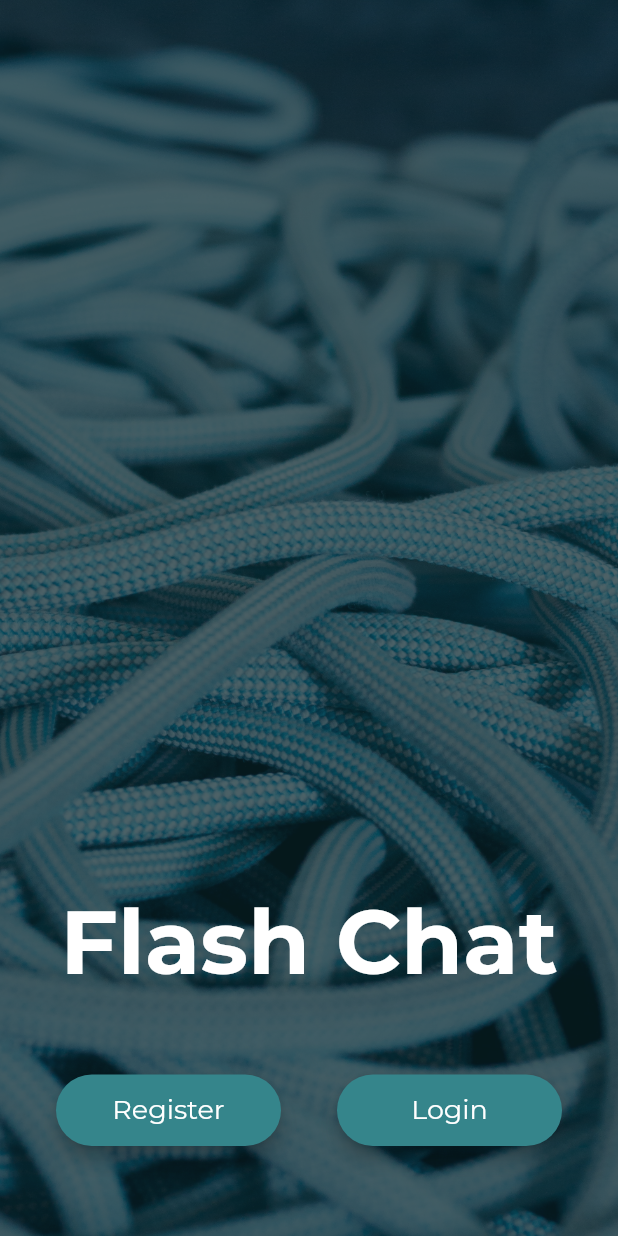
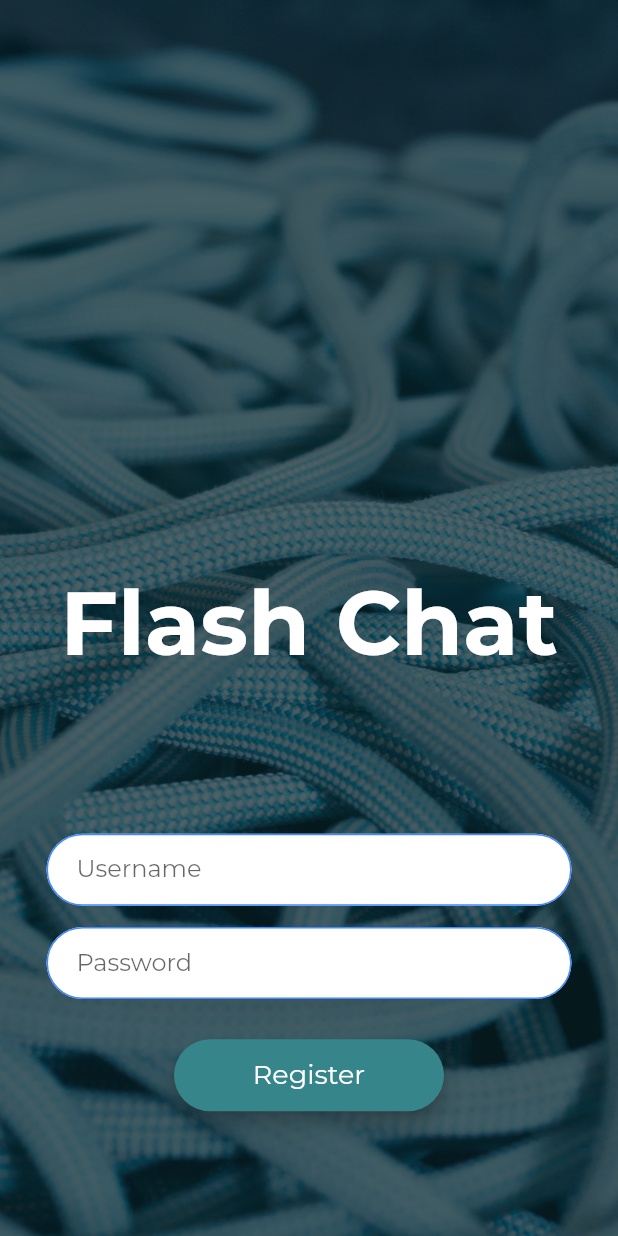
Before and after one commit to Samm07/Flash-Chat-App, a Flutter app: the screen it shows after launch, after a tap on "Register", on a phone screen of 412 x 824 dp. Run offline on Flutter 3.47's test engine with Material 2 defaults, Android fonts, the phone set to English and light mode, and no system bars; our stand-ins replace google_fonts.

Commit message:
added register page, rounded button and input text field

```diff
--- /dev/null
+++ b/lib/components/InputTextField.dart
@@ -0,0 +1,47 @@
+import 'package:flutter/material.dart';
+
+
+class InputTextField extends StatelessWidget {
+
+  InputTextField({required this.hintText,required this.label});
+
+  final String hintText;
+  final String label;
+
+  @override
+  Widget build(BuildContext context) {
+    return Container(
+      width: 350,
+      child: TextField(
+        // autocorrect: true,
+        // autofocus: true,
+        onChanged: (value) {},
+        decoration: InputDecoration(
+          filled: true,
+          fillColor: Colors.white,
+          hintText: hintText,
+          hintStyle: TextStyle(
+            color: Color(0xFF072227),
+          ),
+          label: Text('$label'),
+          contentPadding:
+              EdgeInsets.symmetric(vertical: 10, horizontal: 20),
+          border: OutlineInputBorder(
+            borderRadius: BorderRadius.all(Radius.circular(32)),
+            borderSide: BorderSide(width: 40),
+          ),
+          enabledBorder: OutlineInputBorder(
+            borderSide:
+                BorderSide(color: Colors.blueAccent, width: 1.0),
+            borderRadius: BorderRadius.all(Radius.circular(32.0)),
+          ),
+          focusedBorder: OutlineInputBorder(
+            borderSide:
+                BorderSide(color: Colors.blueAccent, width: 2.0),
+            borderRadius: BorderRadius.all(Radius.circular(32.0)),
+          ),
+        ),
+      ),
+    );
+  }
+}
--- a/lib/components/RoundedButton.dart
+++ b/lib/components/RoundedButton.dart
@@ -17,7 +17,7 @@ class RoundedButton extends StatelessWidget {
         borderRadius: BorderRadius.circular(30.0),
         child: MaterialButton(
           onPressed: onPressed,
-          minWidth: 150.0,
+          minWidth: 180.0,
           height: 42.0,
           child: Text(
             label,
--- a/lib/main.dart
+++ b/lib/main.dart
@@ -1,77 +1,30 @@
 import 'package:flutter/material.dart';
+import 'screens/welcome_page.dart';
+import 'screens/register_page.dart';
 import 'package:google_fonts/google_fonts.dart';
 
-import 'components/RoundedButton.dart';
-
 void main() {
-  runApp(WelcomePage());
+  runApp(MainPage());
 }
 
-class WelcomePage extends StatelessWidget {
+class MainPage extends StatelessWidget {
   @override
   Widget build(BuildContext context) {
     return MaterialApp(
       theme: ThemeData(
         scaffoldBackgroundColor: Color(0xFF072227),
+        backgroundColor: Color(0xFF072227),
+        textTheme: GoogleFonts.montserratTextTheme(Theme.of(context).textTheme),
+
       ),
-      home: Scaffold(
-        body: Container(
-          decoration: BoxDecoration(
-            image: DecorationImage(
-              image: AssetImage('images/welcome_bg.jpg'),
-              colorFilter: ColorFilter.mode(
-                  Colors.black.withOpacity(0.3), BlendMode.dstATop),
-              fit: BoxFit.cover,
-            ),
-          ),
-          child: Column(
-            crossAxisAlignment: CrossAxisAlignment.stretch,
-            mainAxisAlignment: MainAxisAlignment.center,
-            children: <Widget>[
-              Expanded(
-                flex: 14,
-                child: SizedBox(
-                  height: 1,
-                ),
-              ),
-              Expanded(
-                flex: 4,
-                child: Align(
-                  child: Text(
-                    'Flash Chat',
-                    style: GoogleFonts.montserrat(
-                      textStyle: TextStyle(
-                        fontSize: 60.0,
-                        color: Colors.white,
-                        fontWeight: FontWeight.w700,
-                      ),
-                    ),
-                  ),
-                ),
-              ),
-              Expanded(
-                flex: 3,
-                child: Padding(
-                  padding: EdgeInsets.only(bottom: 50),
-                  child: Row(
-                    mainAxisAlignment: MainAxisAlignment.spaceEvenly,
-                    children: <Widget>[
-                      RoundedButton(
-                        label: 'Register',
-                        onPressed: () {},
-                      ),
-                      RoundedButton(
-                        label: 'Login',
-                        onPressed: () {},
-                      ),
-                    ],
-                  ),
-                ),
-              )
-            ],
-          ),
-        ),
-      ),
+
+      initialRoute: '/',
+      routes: {
+        // When navigating to the "/" route, build the FirstScreen widget.
+        '/': (context) => WelcomePage(),
+        // When navigating to the "/second" route, build the SecondScreen widget.
+        '/register_page': (context) => RegisterPage(),
+      },
     );
   }
 }
--- /dev/null
+++ b/lib/screens/register_page.dart
@@ -0,0 +1,85 @@
+import 'package:flutter/material.dart';
+import 'package:google_fonts/google_fonts.dart';
+import 'package:flash_chat_app/components/RoundedButton.dart';
+import 'package:flash_chat_app/components/InputTextField.dart';
+
+class RegisterPage extends StatefulWidget {
+  @override
+  _RegisterPageState createState() => _RegisterPageState();
+}
+
+class _RegisterPageState extends State<RegisterPage> {
+  @override
+  Widget build(BuildContext context) {
+    return Scaffold(
+      body: Container(
+        decoration: BoxDecoration(
+          image: DecorationImage(
+            image: AssetImage('images/welcome_bg.jpg'),
+            colorFilter: ColorFilter.mode(
+                Colors.black.withOpacity(0.3), BlendMode.dstATop),
+            fit: BoxFit.cover,
+          ),
+        ),
+        child: Column(
+          children: <Widget>[
+            Expanded(
+              flex: 150,
+              child: SizedBox(
+                height: 1,
+              ),
+            ),
+            Expanded(
+              flex: 154,
+              child: Align(
+                child: Text(
+                  'Flash Chat',
+                  style: GoogleFonts.montserrat(
+                    textStyle: TextStyle(
+                      fontSize: 60.0,
+                      color: Colors.white,
+                      fontWeight: FontWeight.w700,
+                    ),
+                  ),
+                ),
+              ),
+            ),
+            Expanded(
+              flex: 30,
+              child: InputTextField(
+                label: 'Username',
+                hintText: 'We bet your user name is cool',
+              ),
+            ),
+            Expanded(
+              flex: 4,
+              child: SizedBox(
+                width: 1,
+              ),
+            ),
+            Expanded(
+              flex: 30,
+              child: InputTextField(
+                label: 'Password',
+                hintText: 'Ssshh. It\'s only between us',
+              ),
+            ),
+            SizedBox(height: 10),
+            RoundedButton(
+              label: 'Register',
+              onPressed: () {
+                Navigator.pop(context);
+              },
+            ),
+            Expanded(
+              flex: 40,
+              child: SizedBox(
+                height: 1,
+              ),
+            )
+          ],
+        ),
+      ),
+    );
+  }
+}
--- /dev/null
+++ b/lib/screens/welcome_page.dart
@@ -0,0 +1,75 @@
+import 'package:flash_chat_app/screens/register_page.dart';
+import 'package:flutter/material.dart';
+import 'package:google_fonts/google_fonts.dart';
+import 'package:flash_chat_app/components/RoundedButton.dart';
+
+class WelcomePage extends StatefulWidget {
+  @override
+  _WelcomePageState createState() => _WelcomePageState();
+}
+
+class _WelcomePageState extends State<WelcomePage> {
+  @override
+  Widget build(BuildContext context) {
+    return Scaffold(
+      body: Container(
+        decoration: BoxDecoration(
+          image: DecorationImage(
+            image: AssetImage('images/welcome_bg.jpg'),
+            colorFilter: ColorFilter.mode(
+                Colors.black.withOpacity(0.3), BlendMode.dstATop),
+            fit: BoxFit.cover,
+          ),
+        ),
+        child: Column(
+          crossAxisAlignment: CrossAxisAlignment.stretch,
+          mainAxisAlignment: MainAxisAlignment.center,
+          children: <Widget>[
+            Expanded(
+              flex: 14,
+              child: SizedBox(
+                height: 1,
+              ),
+            ),
+            Expanded(
+              flex: 4,
+              child: Align(
+                child: Text(
+                  'Flash Chat',
+                  style: GoogleFonts.montserrat(
+                    textStyle: TextStyle(
+                      fontSize: 60.0,
+                      color: Colors.white,
+                      fontWeight: FontWeight.w700,
+                    ),
+                  ),
+                ),
+              ),
+            ),
+            Expanded(
+              flex: 4,
+              child: Padding(
+                padding: EdgeInsets.only(bottom: 50),
+                child: Row(
+                  mainAxisAlignment: MainAxisAlignment.spaceEvenly,
+                  children: <Widget>[
+                    RoundedButton(
+                      label: 'Register',
+                      onPressed: () {
+                        Navigator.pushNamed(context, '/register_page');
+                      },
+                    ),
+                    RoundedButton(
+                      label: 'Login',
+                      onPressed: () {},
+                    ),
+                  ],
+                ),
+              ),
+            )
+          ],
+        ),
+      ),
+    );
+  }
+}
```
